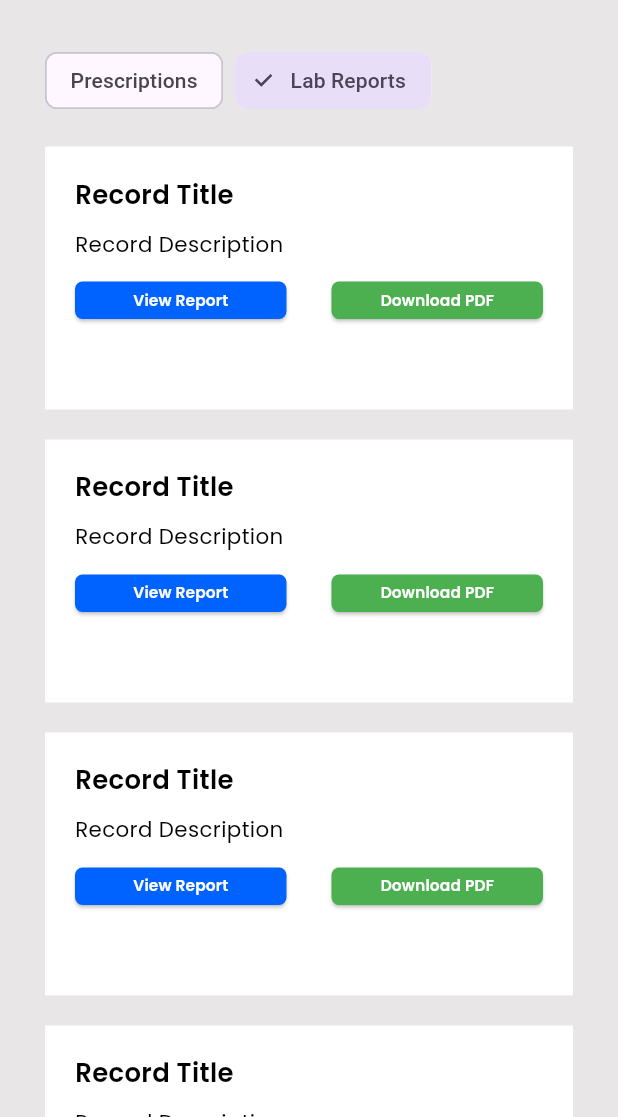
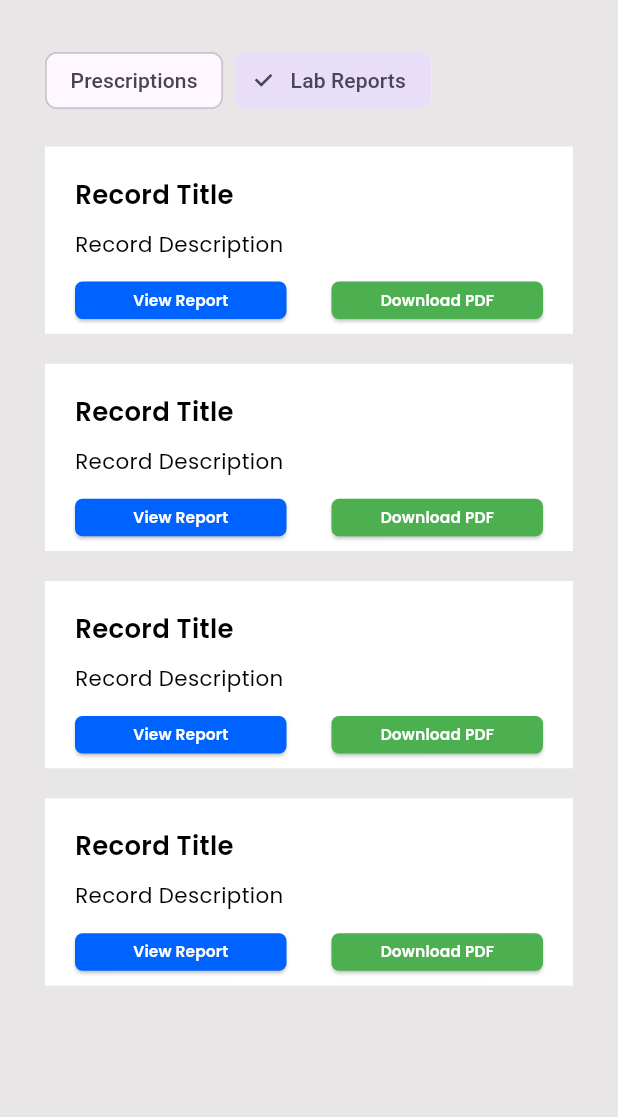
Before and after one commit to neo-0007/HackXetra_init_5, a Flutter app: the HealthRecordsPage screen opened by its route, after a tap on "Lab Reports", on a phone screen of 412 x 824 dp, the part 119-1236 px from its top. Run offline on Flutter 3.47's test engine with Material 3 defaults, Android fonts, the phone set to English and light mode, and no system bars; our stand-ins replace carousel_slider, file_picker, go_router, google_fonts, shared_preferences; accounts and stored records are empty; network calls fail.

Commit message:
feat:complete basic ui

```diff
--- a/frontend_mobile/lib/features/auth/services/auth_services.dart
+++ b/frontend_mobile/lib/features/auth/services/auth_services.dart
@@ -29,8 +29,8 @@ class AuthServices {
         'Content-Type': 'application/json',
       },
       body: jsonEncode({
-        "email":email,
-        "password":password,
+        "email": email,
+        "password": password,
       }),
     );
     if (res.statusCode == 200) {
@@ -56,4 +56,19 @@ class AuthServices {
     SharedPreferences prefs = await SharedPreferences.getInstance();
     await prefs.remove('token');
   }
+
+  Future<String> decodeToken(String token) async {
+    final res = await http.post(
+      Uri.parse(ApiConstants.verifyToken),
+      headers: {
+        'Content-Type': 'application/json',
+        'Authorization':'Bearer $token'
+      },
+    );
+    if (res.statusCode == 200) {
+      return jsonDecode(res.body)['user']['id'];
+    } else {
+      return '';
+    }
+  }
 }
--- a/frontend_mobile/lib/features/healthrecords/view/widgets/lab_report_card.dart
+++ b/frontend_mobile/lib/features/healthrecords/view/widgets/lab_report_card.dart
@@ -10,7 +10,7 @@ class LabReportCard extends StatelessWidget {
     final screenSize = MediaQuery.of(context).size;
     return Container(
         color: Colors.white,
-        height: screenSize.height / 4.7,
+        height: screenSize.width /3.3,
         width: double.infinity,
         child: Padding(
           padding: const EdgeInsets.symmetric(horizontal: 20, vertical: 20),
--- a/frontend_mobile/lib/features/healthrecords/view/widgets/prescriptions_history.dart
+++ b/frontend_mobile/lib/features/healthrecords/view/widgets/prescriptions_history.dart
@@ -1,27 +1,90 @@
 import 'package:flutter/material.dart';
+import 'package:frontend_mobile/features/auth/services/auth_services.dart';
+import 'package:frontend_mobile/features/healthrecords/models/prescription_model.dart';
+import 'package:frontend_mobile/features/healthrecords/services/health_record_services.dart';
 import 'package:frontend_mobile/features/healthrecords/view/widgets/health_record_card.dart';
+import 'package:shared_preferences/shared_preferences.dart';
 
-class PrescriptionsHistory extends StatelessWidget {
+class PrescriptionsHistory extends StatefulWidget {
   const PrescriptionsHistory({super.key});
 
   @override
+  State<PrescriptionsHistory> createState() => _PrescriptionsHistoryState();
+}
+
+class _PrescriptionsHistoryState extends State<PrescriptionsHistory> {
+  late String userId;
+  List<Prescription> prescriptions = [];
+  bool isLoading = true;
+  bool hasError = false;
+
+  Future<void> getUser() async {
+    SharedPreferences prefs = await SharedPreferences.getInstance();
+    final String? token = prefs.getString('token');
+    if (token != null) {
+      userId = await AuthServices().decodeToken(token);
+      print('Token: $token');
+      print('User ID: $userId');
+    } else {
+      print('Token not found');
+    }
+  }
+
+  Future<void> getPrescriptions() async {
+    try {
+      final List<Prescription> _prescriptions =
+          await HealthRecordServices().getAllPrescriptions(userId);
+      setState(() {
+        prescriptions = _prescriptions;
+        isLoading = false;
+      });
+      print('Prescriptions: $prescriptions');
+    } catch (e) {
+      setState(() {
+        isLoading = false;
+        hasError = true;
+      });
+      print('Error fetching prescriptions: $e');
+    }
+  }
+
+  @override
+  void initState() {
+    super.initState();
+    getUser().then((_) => getPrescriptions());
+  }
+
+  @override
   Widget build(BuildContext context) {
-    return const Column(
-      children: [
-        HealthRecordCard(),
-        SizedBox(
-          height: 20,
-        ),
-        HealthRecordCard(),
-        SizedBox(
-          height: 20,
-        ),
-        HealthRecordCard(),
-        SizedBox(
-          height: 20,
-        ),
-        HealthRecordCard()
-      ],
+    if (isLoading) {
+      return const Center(child: CircularProgressIndicator());
+    }
+
+    if (hasError) {
+      return const Center(
+          child: Text('An error occurred while fetching prescriptions.'));
+    }
+
+    if (prescriptions.isEmpty) {
+      return const Center(child: Text('No prescriptions available'));
+    }
+
+    return SingleChildScrollView(
+      // Wrap with SingleChildScrollView to make it scrollable
+      child: Column(
+        mainAxisSize: MainAxisSize.min, // Shrink-wrap column
+        children: [
+          for (int i = 0; i < prescriptions.length; i++)
+            Padding(
+              padding: const EdgeInsets.symmetric(vertical: 10.0),
+              child: HealthRecordCard(
+                recordTitle: prescriptions[i].medicalCondition??'',  // Adding prescription number
+                recordDescription: 'Doctor: ${prescriptions[i].doctor!.name}',
+                recordId: prescriptions[i].id!,  // Use the userId or prescriptionId
+              ),
+            ),
+        ],
+      ),
     );
   }
 }
--- a/frontend_mobile/lib/routes/app_router.dart
+++ b/frontend_mobile/lib/routes/app_router.dart
@@ -5,14 +5,21 @@ import 'package:frontend_mobile/features/auth/view/screens/user_selection_page.d
 import 'package:frontend_mobile/features/common/root_home_page.dart';
 import 'package:frontend_mobile/features/healthrecords/view/screens/add_records_page.dart';
 import 'package:frontend_mobile/features/healthrecords/view/screens/health_records_page.dart';
-import 'package:frontend_mobile/features/healthrecords/view/screens/prescription_page.dart';
 import 'package:frontend_mobile/features/home/view/screens/home_screen.dart';
 import 'package:frontend_mobile/features/profile/view/screens/profile_page.dart';
 import 'package:frontend_mobile/routes/route_constants.dart';
+import 'package:frontend_mobile/features/auth/services/auth_services.dart';
 import 'package:go_router/go_router.dart';
 
 class AppRouter {
-  GoRouter router = GoRouter(
+  final AuthServices _authServices = AuthServices();
+
+  Future<bool> _isAuthenticated() async {
+    final token = await _authServices.getToken();
+    return token != null && token.isNotEmpty;
+  }
+
+  late final GoRouter router = GoRouter(
     initialLocation: RouteConstants.userSelectionPage,
     routes: [
       GoRoute(
@@ -42,6 +49,8 @@ class AppRouter {
         pageBuilder: (context, state) => const MaterialPage(
           child: HealthRecordsPage(),
         ),
+        redirect: (context, state) async =>
+            await _isAuthenticated() ? null : '/login',
       ),
       GoRoute(
         name: RouteConstants.addRecord,
@@ -49,29 +58,26 @@ class AppRouter {
         pageBuilder: (context, state) => const MaterialPage(
           child: AddRecordsPage(),
         ),
+        redirect: (context, state) async =>
+            await _isAuthenticated() ? null : '/login',
       ),
       GoRoute(
-        name: RouteConstants.prescription,
-        path: '/prescription',
-        pageBuilder: (context, state) {
-          return const MaterialPage(
-            child: PrescriptionPage(),
-          );
-        },
+        name: RouteConstants.rootHomePage,
+        path: '/rootHomePage',
+        pageBuilder: (context, state) => const MaterialPage(
+          child: RootHomePage(),
+        ),
+        redirect: (context, state) async =>
+            await _isAuthenticated() ? null : '/login',
       ),
-      GoRoute(path: '/rootHomePage',
-      name: RouteConstants.rootHomePage,
-      pageBuilder: (context, state) {
-        return const MaterialPage(
-          child: RootHomePage(),
-        );
-      },),
       GoRoute(
         name: RouteConstants.homePage,
         path: '/homePage',
         pageBuilder: (context, state) => const MaterialPage(
           child: HomeScreen(),
         ),
+        redirect: (context, state) async =>
+            await _isAuthenticated() ? null : '/login',
       ),
       GoRoute(
         name: RouteConstants.profilePage,
@@ -79,7 +85,9 @@ class AppRouter {
         pageBuilder: (context, state) => const MaterialPage(
           child: ProfilePage(),
         ),
-      )
+        redirect: (context, state) async =>
+            await _isAuthenticated() ? null : '/login',
+      ),
     ],
   );
 }
```
Also changed, not shown: frontend_mobile/lib/features/healthrecords/models/prescription_model.dart (+155 -0 lines), frontend_mobile/lib/features/healthrecords/services/health_record_services.dart (+57 -0 lines), frontend_mobile/lib/features/healthrecords/view/screens/prescription_page.dart (deleted, +0 -104 lines), frontend_mobile/lib/features/healthrecords/view/widgets/health_record_card.dart (+43 -10 lines).
